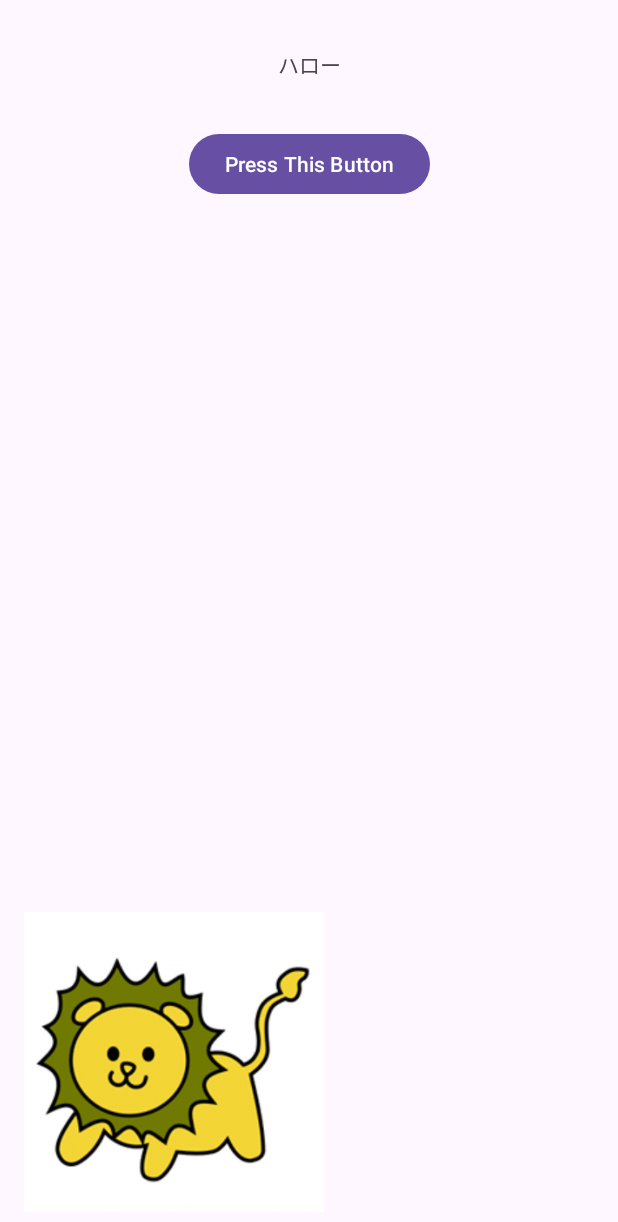
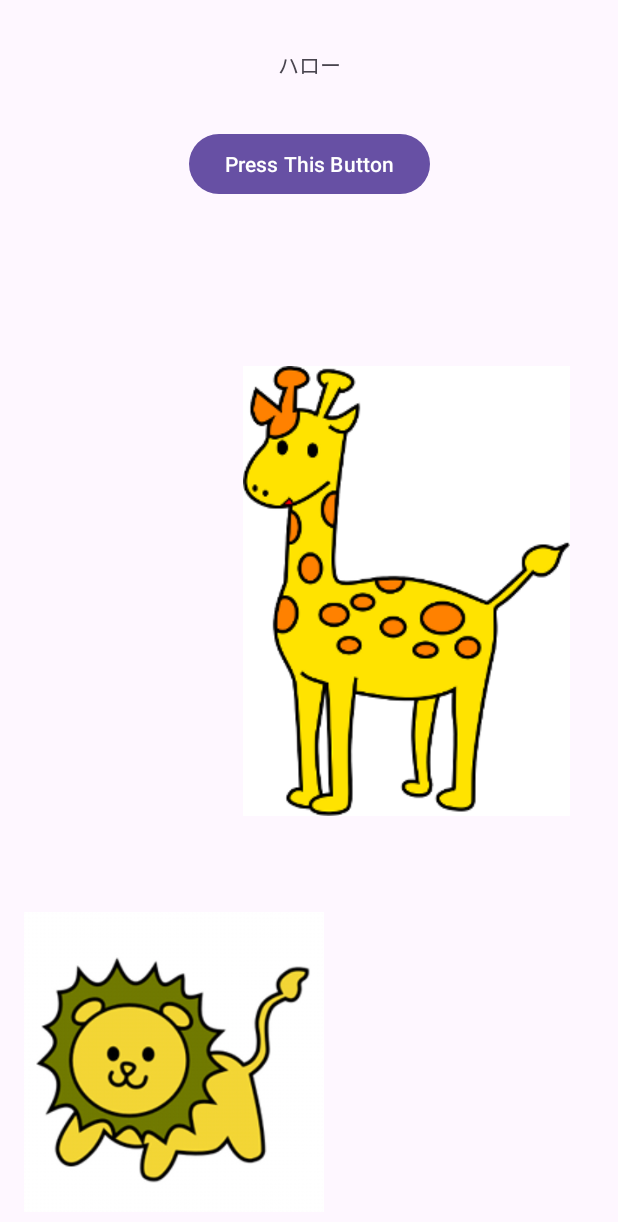
Before and after one commit to mohachi8/HelloWorld_AndroidStudio, an Android app: the layout activity_main.xml on its own in the app's theme, with its tools: preview values and no code run, on a phone screen of 412 x 824 dp. Shown: the top 1222 px of the screen. Run offline under Robolectric (Android 15) with nearby library versions, the phone set to English and light mode, and no system bars.

Commit message:
add giraffe.png

```diff
--- a/app/src/main/res/layout/activity_main.xml
+++ b/app/src/main/res/layout/activity_main.xml
@@ -36,4 +36,14 @@
         app:layout_constraintBottom_toBottomOf="parent"
         app:layout_constraintStart_toStartOf="parent"
         app:srcCompat="@drawable/lion" />
+
+    <ImageView
+        android:id="@+id/imageView2"
+        android:layout_width="wrap_content"
+        android:layout_height="wrap_content"
+        android:layout_marginEnd="32dp"
+        android:layout_marginBottom="64dp"
+        app:layout_constraintBottom_toTopOf="@+id/imageView"
+        app:layout_constraintEnd_toEndOf="parent"
+        app:srcCompat="@drawable/giraffe" />
 </androidx.constraintlayout.widget.ConstraintLayout>
```
Also changed, not shown: app/src/main/res/drawable/giraffe.png (added).
